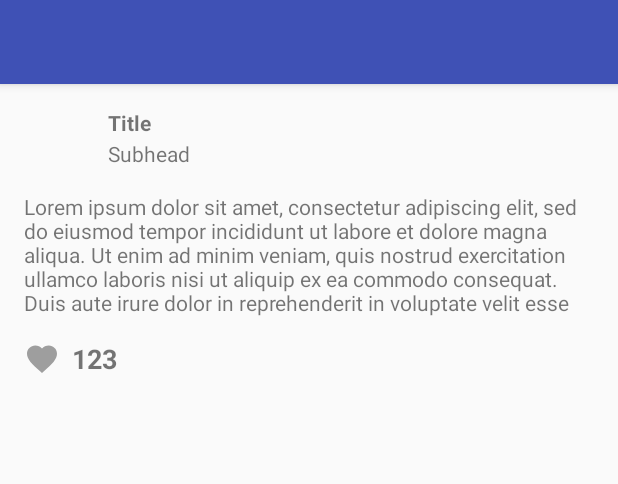
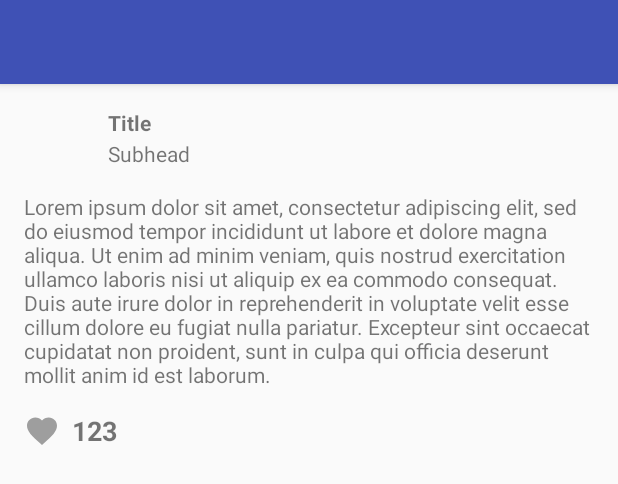
Before and after one commit to ilyamodder/vkfeed, an Android app: the layout activity_post.xml on its own in the app's theme, with its tools: preview values and no code run, on a phone screen of 412 x 824 dp. Shown: the top 484 px of the screen. Run offline under Robolectric (Android 15) with nearby library versions, the phone set to English and light mode, and no system bars.

Commit message:
Fixed layout for PostActivity (again)

```diff
--- a/app/src/main/res/layout/activity_post.xml
+++ b/app/src/main/res/layout/activity_post.xml
@@ -4,7 +4,8 @@
     xmlns:app="http://schemas.android.com/apk/res-auto"
     xmlns:tools="http://schemas.android.com/tools"
     android:layout_width="match_parent"
-    android:layout_height="match_parent">
+    android:layout_height="match_parent"
+    android:fitsSystemWindows="true">
 
     <android.support.design.widget.AppBarLayout
         android:id="@+id/appbar"
@@ -22,15 +23,15 @@
     <android.support.v4.widget.NestedScrollView
         android:layout_width="match_parent"
         android:layout_height="match_parent"
-        app:layout_behavior="android.support.design.widget.AppBarLayout$ScrollingViewBehavior">
+        app:layout_behavior="@string/appbar_scrolling_view_behavior">
 
         <RelativeLayout
             android:layout_width="match_parent"
-            android:layout_height="match_parent"
-            android:layout_marginBottom="@dimen/activity_vertical_margin"
+            android:layout_height="wrap_content"
             android:layout_marginLeft="@dimen/activity_horizontal_margin"
             android:layout_marginRight="@dimen/activity_horizontal_margin"
-            android:layout_marginTop="@dimen/activity_vertical_margin">
+            android:layout_marginTop="@dimen/activity_vertical_margin"
+            android:paddingBottom="32dp">
 
             <ImageView
                 android:id="@+id/avatar"
@@ -68,8 +69,6 @@
                 android:layout_width="match_parent"
                 android:layout_height="wrap_content"
                 android:layout_below="@+id/avatar"
-                android:layout_marginBottom="16dp"
-                android:maxLines="5"
                 tools:text="Lorem ipsum dolor sit amet, consectetur adipiscing elit, sed do eiusmod tempor incididunt ut labore et dolore magna aliqua. Ut enim ad minim veniam, quis nostrud exercitation ullamco laboris nisi ut aliquip ex ea commodo consequat. Duis aute irure dolor in reprehenderit in voluptate velit esse cillum dolore eu fugiat nulla pariatur. Excepteur sint occaecat cupidatat non proident, sunt in culpa qui officia deserunt mollit anim id est laborum."/>
 
             <android.support.v7.widget.RecyclerView
@@ -83,6 +82,7 @@
                 android:layout_width="wrap_content"
                 android:layout_height="wrap_content"
                 android:layout_below="@+id/recyclerView"
+                android:layout_marginTop="16dp"
                 android:src="@drawable/ic_heart"/>
 
             <TextView
```
Also changed, not shown: app/src/main/java/ru/ilyamodder/vkfeed/activity/PostActivity.java (+8 -1 lines).
